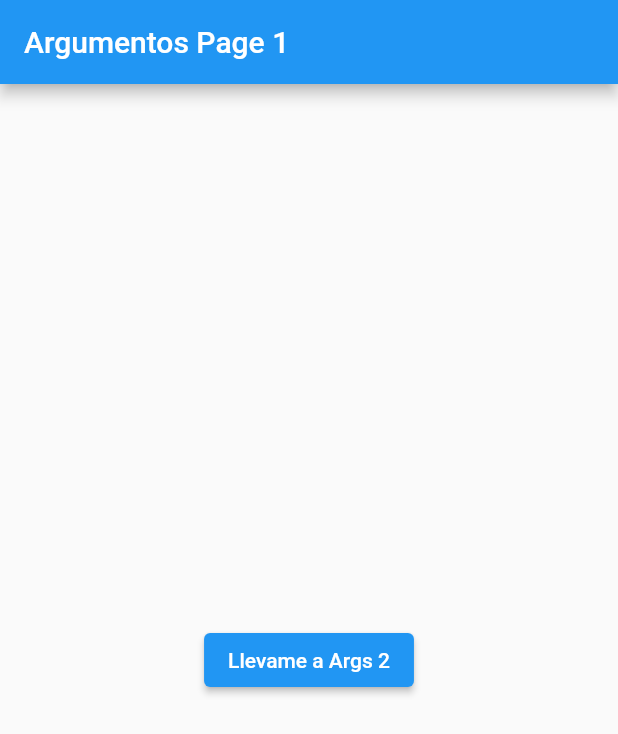
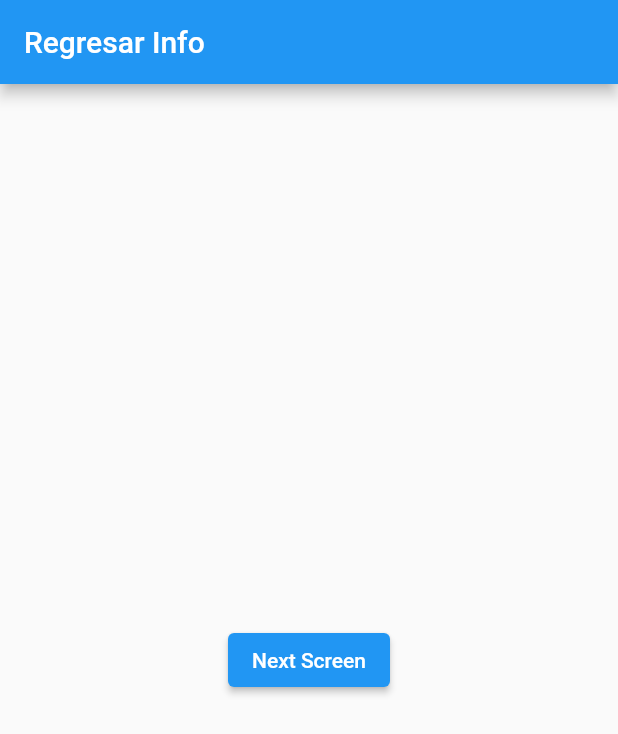
Before and after one commit to EmmanuelHm/basic_components_flutter, a Flutter app: the screen it shows after launch, on a phone screen of 412 x 824 dp. Shown: the top 734 px of the screen. Run offline on Flutter 3.47's test engine with Material 2 defaults, Android fonts, the light colour scheme and no system bars.

Commit message:
Regresar datos a una Pantalla en flutter

```diff
--- /dev/null
+++ b/lib/BasicWidgets/13.ReturnData/ScreenReturn.dart
@@ -0,0 +1,30 @@
+import 'package:basic_components_flutter/BasicWidgets/13.ReturnData/ScreenReturn2.dart';
+import 'package:flutter/material.dart';
+
+class ScreenReturn extends StatelessWidget {
+  const ScreenReturn({Key? key}) : super(key: key);
+
+  @override
+  Widget build(BuildContext context) {
+    return Scaffold(
+        appBar: AppBar(title: Text('Regresar Info')),
+        body: Center(
+          child: ElevatedButton(
+            onPressed: () {
+              _navigateToScreen2AndWaitTheValue(context);
+            },
+            child: Text("Next Screen"),
+          ),
+        ));
+  }
+}
+
+_navigateToScreen2AndWaitTheValue(BuildContext context) async {
+  final result = await Navigator.push(
+      context, MaterialPageRoute(builder: (context) => ScreenReturn2()));
+
+  // Mostrar el SnackBar (Toast)
+  ScaffoldMessenger.of(context)
+    ..removeCurrentSnackBar()
+    ..showSnackBar(SnackBar(content: Text('$result')));
+}
--- a/lib/main.dart
+++ b/lib/main.dart
@@ -1,10 +1,5 @@
 import 'package:flutter/material.dart';
-
-import 'package:basic_components_flutter/BasicWidgets/11.Navegacion/SecondPage.dart';
-import 'package:basic_components_flutter/BasicWidgets/11.Navegacion/FirstPage.dart';
-
-import 'package:basic_components_flutter/BasicWidgets/12.ArgumentosNavegacion/Args1Page.dart';
-import 'package:basic_components_flutter/BasicWidgets/12.ArgumentosNavegacion/Args2Page.dart';
+import 'package:basic_components_flutter/BasicWidgets/13.ReturnData/ScreenReturn.dart';
 
 void main() => runApp(MyApp());
 
@@ -17,16 +12,11 @@ class MyApp extends StatelessWidget {
       title: 'Componentes Flutter',
 
       // Widget por defecto de aplicacion
-      // home: FirstPage(),
+      // home: BackData(),
 
       // Sistema de Rutas
-      initialRoute: 'arg1',
-      routes: {
-        '/': (context) => FirstPage(),
-        '/secondPage': (context) => SecondPage(),
-        'arg1': (context) => Args1Page(),
-        'arg2': (context) => Args2Page(),
-      },
+      initialRoute: 'resDat',
+      routes: {'resDat': (context) => ScreenReturn()},
     );
   }
 }
```
Also changed, not shown: lib/BasicWidgets/13.ReturnData/ScreenReturn2.dart (added, +17 -0 lines), lib/BasicWidgets/13.ReturnData/ReturnData1.png (added), lib/BasicWidgets/13.ReturnData/ReturnData2.png (added), lib/BasicWidgets/13.ReturnData/ReturnData3.png (added), lib/BasicWidgets/13.ReturnData/ReturnData4.png (added), lib/BasicWidgets/13.ReturnData/ReturnData5.png (added), lib/BasicWidgets/13.ReturnData/ReturnData6.png (added).
